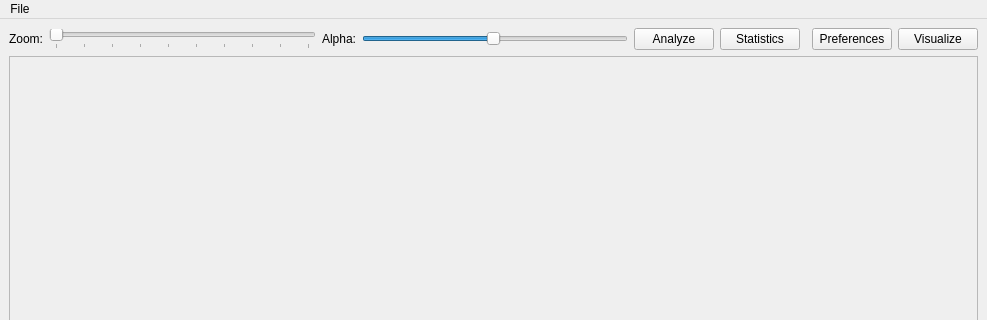
Old version of the form gui.ui in the repository maxscheurer/pycontact; both pictures show x 0 to 987 and y 0 to 320 of the 987 by 606 pixel window.
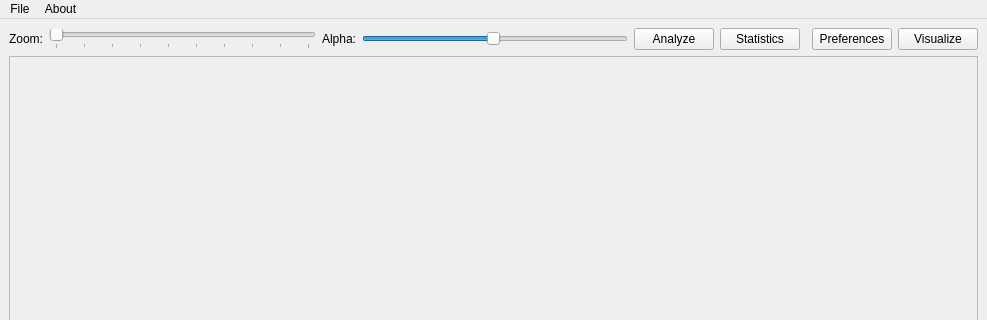
New version of the form.

What changed in the file:
```diff
--- a/gui.ui
+++ b/gui.ui
@@ -173,7 +173,14 @@
     <addaction name="actionExport_Session"/>
     <addaction name="actionDefault"/>
    </widget>
+   <widget class="QMenu" name="menuAbout">
+    <property name="title">
+     <string>About</string>
+    </property>
+    <addaction name="actionShow_Info"/>
+   </widget>
    <addaction name="menuFile"/>
+   <addaction name="menuAbout"/>
   </widget>
   <action name="actionOpen">
    <property name="text">
```
Left out of the diff: 5 changed lines with no effect on the pictures.
